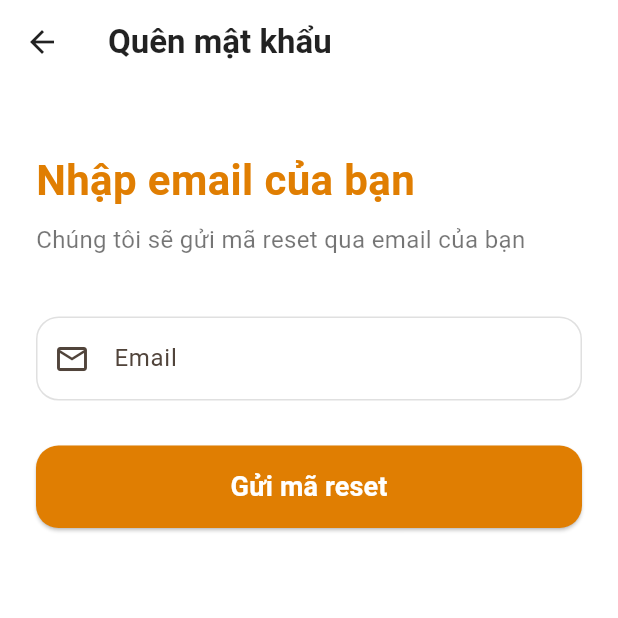
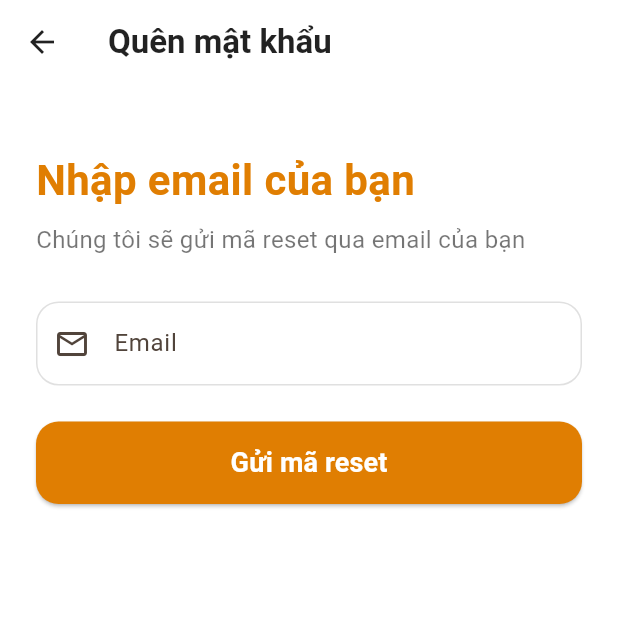
Before and after one commit to MarkjoinedGit/nutri-ai, a Flutter app: the ForgotPasswordScreen screen opened by its route, on a phone screen of 412 x 824 dp, the top half of it. Run offline on Flutter 3.47's test engine with Material 3 defaults, Android fonts, the phone set to English and light mode, and no system bars; our stand-ins replace flutter_local_notifications, flutter_markdown, image_picker, permission_handler, shared_preferences, timezone; accounts and stored records are empty.

Commit message:
feat: forget password

```diff
--- a/lib/screens/forgot_password_screen.dart
+++ b/lib/screens/forgot_password_screen.dart
@@ -159,12 +159,14 @@ class _ForgotPasswordScreenState extends State<ForgotPasswordScreen> {
         ),
       ),
       body: SafeArea(
-        child: Padding(
+        child: SingleChildScrollView(
+          // Thêm SingleChildScrollView để tránh overflow
           padding: const EdgeInsets.all(24.0),
           child: Form(
             key: _formKey,
             child: Column(
               crossAxisAlignment: CrossAxisAlignment.start,
+              mainAxisSize: MainAxisSize.min, // Thêm để tối ưu không gian
               children: [
                 const SizedBox(height: 20),
                 Text(
@@ -182,36 +184,44 @@ class _ForgotPasswordScreenState extends State<ForgotPasswordScreen> {
                       : 'Chúng tôi sẽ gửi mã reset qua email của bạn',
                   style: const TextStyle(fontSize: 16, color: Colors.black54),
                 ),
-                const SizedBox(height: 40),
+                const SizedBox(height: 30), // Giảm khoảng cách
 
                 if (_errorMessage != null) _buildErrorMessage(),
                 if (_successMessage != null) _buildSuccessMessage(),
                 if (_errorMessage != null || _successMessage != null)
-                  const SizedBox(height: 20),
+                  const SizedBox(height: 16), // Giảm khoảng cách
 
                 _buildEmailField(),
 
                 if (_codeSent) ...[
-                  const SizedBox(height: 20),
+                  const SizedBox(height: 16), // Giảm khoảng cách
                   _buildCodeField(),
-                  const SizedBox(height: 20),
+                  const SizedBox(height: 16),
                   _buildPasswordField(),
-                  const SizedBox(height: 20),
+                  const SizedBox(height: 16),
                   _buildConfirmPasswordField(),
                 ],
 
-                const SizedBox(height: 30),
+                const SizedBox(height: 24), // Giảm khoảng cách
                 _buildActionButton(),
 
                 if (_codeSent) ...[
-                  const SizedBox(height: 20),
+                  const SizedBox(height: 16),
                   _buildResendButton(),
                 ],
+
+                // Thêm khoảng trống ở cuối để tránh bị che bởi keyboard
+                SizedBox(
+                  height:
+                      MediaQuery.of(context).viewInsets.bottom > 0 ? 100 : 20,
+                ),
               ],
             ),
           ),
         ),
       ),
+      // Thêm resizeToAvoidBottomInset để tự động điều chỉnh khi keyboard xuất hiện
+      resizeToAvoidBottomInset: true,
     );
   }
 
```
